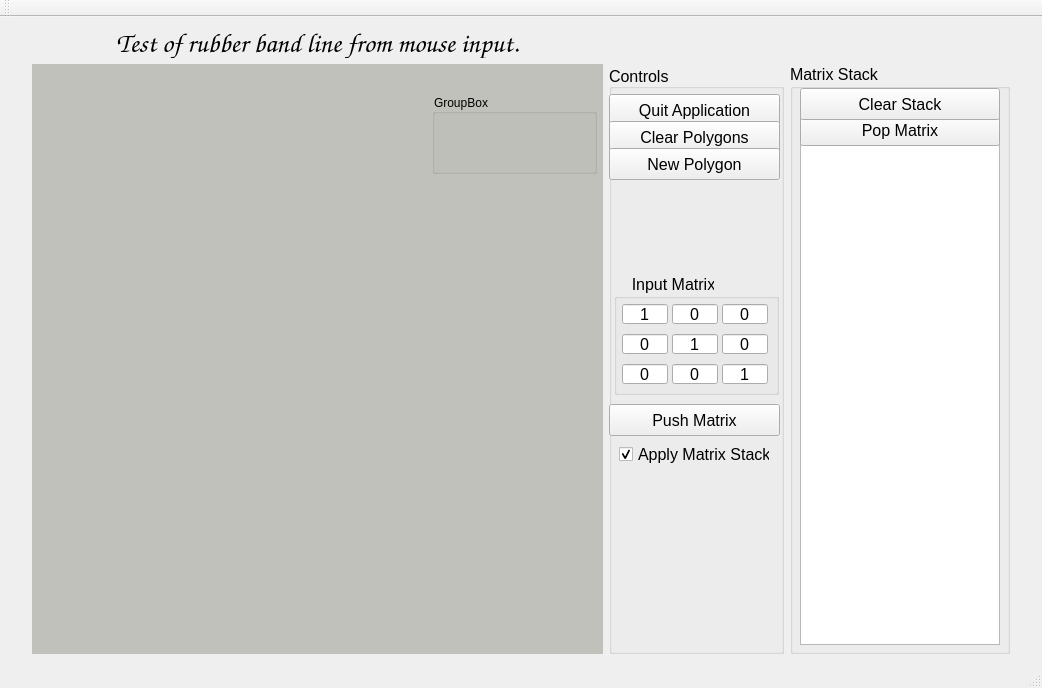
The window that mainwindow.ui (LloydMontgomery/CSC305_A1) describes before a commit, drawn with Qt 5.
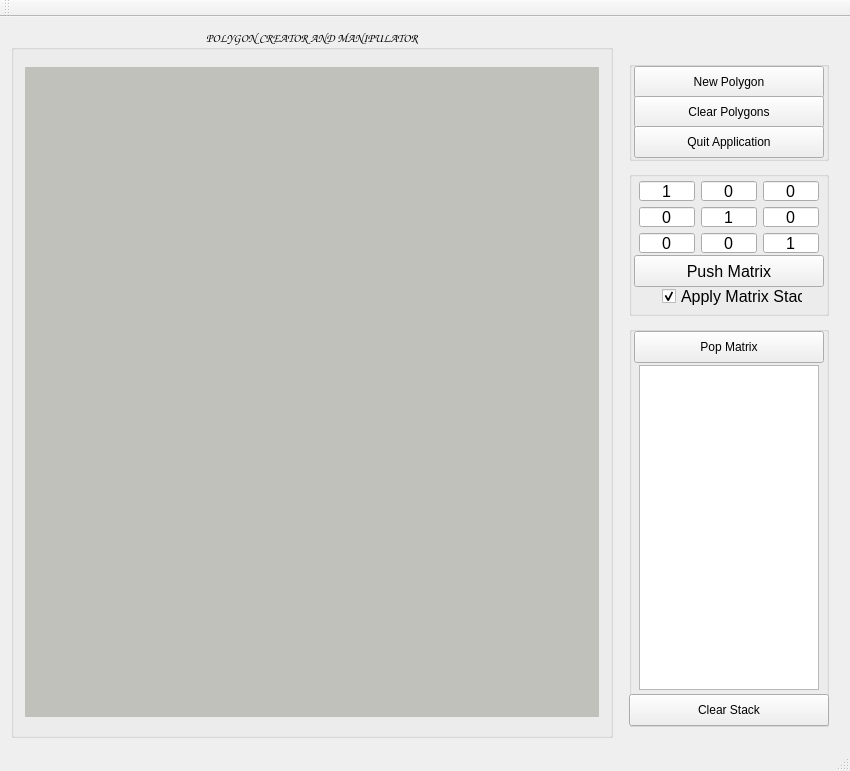
The same window after the commit. Custom widgets are drawn as their Qt base class.

Patch:
```diff
--- a/mainwindow.ui
+++ b/mainwindow.ui
@@ -6,188 +6,142 @@
    <rect>
     <x>0</x>
     <y>0</y>
-    <width>1042</width>
-    <height>688</height>
+    <width>850</width>
+    <height>771</height>
    </rect>
   </property>
   <property name="windowTitle">
    <string>MainWindow</string>
   </property>
   <widget class="QWidget" name="centralWidget">
-   <layout class="QHBoxLayout" name="horizontalLayout">
+   <layout class="QVBoxLayout" name="verticalLayout_2">
     <item>
-     <layout class="QGridLayout" name="gridLayout">
-      <item row="1" column="2">
-       <widget class="QGroupBox" name="groupBox_4">
+     <layout class="QHBoxLayout" name="horizontalLayout_2">
+      <item>
+       <widget class="QGroupBox" name="groupBox">
+        <property name="font">
+         <font>
+          <family>Zapfino</family>
+         </font>
+        </property>
+        <property name="title">
+         <string>POLYGON CREATOR AND MANIPULATOR</string>
+        </property>
+        <property name="alignment">
+         <set>Qt::AlignCenter</set>
+        </property>
+        <layout class="QHBoxLayout" name="horizontalLayout">
+         <item>
+          <widget class="BasicOpenGLView" name="oglwidget" native="true">
+           <property name="sizePolicy">
+            <sizepolicy hsizetype="Preferred" vsizetype="Preferred">
+             <horstretch>0</horstretch>
+             <verstretch>0</verstretch>
+            </sizepolicy>
+           </property>
+           <property name="maximumSize">
+            <size>
+             <width>16777215</width>
+             <height>650</height>
+            </size>
+           </property>
+           <property name="layoutDirection">
+            <enum>Qt::LeftToRight</enum>
+           </property>
+           <property name="styleSheet">
+            <string notr="true">background-color: rgb(192, 193, 186);</string>
+           </property>
+           <zorder>groupBox_4</zorder>
+          </widget>
+         </item>
+        </layout>
+       </widget>
+      </item>
+      <item>
+       <widget class="QFrame" name="frame">
+        <property name="enabled">
+         <bool>true</bool>
+        </property>
         <property name="maximumSize">
          <size>
           <width>220</width>
-          <height>590</height>
+          <height>16777215</height>
          </size>
         </property>
-        <property name="font">
-         <font>
-          <pointsize>12</pointsize>
-         </font>
+        <property name="frameShape">
+         <enum>QFrame::NoFrame</enum>
         </property>
-        <property name="title">
-         <string>Matrix Stack</string>
+        <property name="frameShadow">
+         <enum>QFrame::Raised</enum>
         </property>
-        <widget class="QTextBrowser" name="textBrowser">
-         <property name="geometry">
-          <rect>
-           <x>10</x>
-           <y>80</y>
-           <width>200</width>
-           <height>501</height>
-          </rect>
-         </property>
-         <property name="maximumSize">
-          <size>
-           <width>200</width>
-           <height>16777215</height>
-          </size>
-         </property>
-         <property name="font">
-          <font>
-           <pointsize>12</pointsize>
-          </font>
-         </property>
-         <property name="layoutDirection">
-          <enum>Qt::RightToLeft</enum>
-         </property>
-         <property name="horizontalScrollBarPolicy">
-          <enum>Qt::ScrollBarAlwaysOff</enum>
-         </property>
-        </widget>
-        <widget class="QPushButton" name="pushButton_5">
-         <property name="geometry">
-          <rect>
-           <x>10</x>
-           <y>50</y>
-           <width>200</width>
-           <height>32</height>
-          </rect>
-         </property>
-         <property name="maximumSize">
-          <size>
-           <width>16777215</width>
-           <height>16777215</height>
-          </size>
-         </property>
-         <property name="text">
-          <string>Pop Matrix</string>
-         </property>
-        </widget>
-        <widget class="QPushButton" name="pushButton_6">
-         <property name="geometry">
-          <rect>
-           <x>10</x>
-           <y>24</y>
-           <width>200</width>
-           <height>32</height>
-          </rect>
-         </property>
-         <property name="text">
-          <string>Clear Stack</string>
-         </property>
-        </widget>
-       </widget>
-      </item>
-      <item row="1" column="0">
-       <widget class="BasicOpenGLView" name="oglwidget" native="true">
-        <property name="sizePolicy">
-         <sizepolicy hsizetype="Preferred" vsizetype="Preferred">
-          <horstretch>0</horstretch>
-          <verstretch>0</verstretch>
-         </sizepolicy>
-        </property>
-        <property name="layoutDirection">
-         <enum>Qt::LeftToRight</enum>
-        </property>
-        <property name="styleSheet">
-         <string notr="true">background-color: rgb(192, 193, 186);</string>
+        <property name="lineWidth">
+         <number>1</number>
         </property>
         <widget class="QGroupBox" name="groupBox_3">
          <property name="geometry">
           <rect>
-           <x>400</x>
-           <y>30</y>
-           <width>165</width>
-           <height>80</height>
+           <x>10</x>
+           <y>33</y>
+           <width>200</width>
+           <height>100</height>
           </rect>
          </property>
          <property name="title">
-          <string>GroupBox</string>
+          <string/>
          </property>
-        </widget>
-       </widget>
-      </item>
-      <item row="1" column="1">
-       <widget class="QGroupBox" name="groupBox">
-        <property name="maximumSize">
-         <size>
-          <width>175</width>
-          <height>590</height>
-         </size>
-        </property>
-        <property name="font">
-         <font>
-          <pointsize>12</pointsize>
-         </font>
-        </property>
-        <property name="title">
-         <string>Controls</string>
-        </property>
-        <property name="alignment">
-         <set>Qt::AlignBottom|Qt::AlignLeading|Qt::AlignLeft</set>
-        </property>
-        <widget class="QPushButton" name="pushButton">
-         <property name="geometry">
-          <rect>
-           <x>0</x>
-           <y>30</y>
-           <width>171</width>
-           <height>32</height>
-          </rect>
-         </property>
-         <property name="text">
-          <string>Quit Application</string>
-         </property>
-        </widget>
-        <widget class="QPushButton" name="pushButton_2">
-         <property name="geometry">
-          <rect>
-           <x>0</x>
-           <y>57</y>
-           <width>171</width>
-           <height>32</height>
-          </rect>
-         </property>
-         <property name="text">
-          <string>Clear Polygons</string>
-         </property>
-        </widget>
-        <widget class="QPushButton" name="pushButton_3">
-         <property name="geometry">
-          <rect>
-           <x>0</x>
-           <y>84</y>
-           <width>171</width>
-           <height>32</height>
-          </rect>
-         </property>
-         <property name="text">
-          <string>New Polygon</string>
-         </property>
+         <widget class="QPushButton" name="pushButton_3">
+          <property name="geometry">
+           <rect>
+            <x>5</x>
+            <y>5</y>
+            <width>190</width>
+            <height>32</height>
+           </rect>
+          </property>
+          <property name="text">
+           <string>New Polygon</string>
+          </property>
+         </widget>
+         <widget class="QPushButton" name="pushButton_2">
+          <property name="geometry">
+           <rect>
+            <x>5</x>
+            <y>35</y>
+            <width>190</width>
+            <height>32</height>
+           </rect>
+          </property>
+          <property name="text">
+           <string>Clear Polygons</string>
+          </property>
+         </widget>
+         <widget class="QPushButton" name="pushButton">
+          <property name="geometry">
+           <rect>
+            <x>5</x>
+            <y>65</y>
+            <width>190</width>
+            <height>32</height>
+           </rect>
+          </property>
+          <property name="text">
+           <string>Quit Application</string>
+          </property>
+         </widget>
+         <zorder>pushButton_3</zorder>
+         <zorder>pushButton_2</zorder>
+         <zorder>pushButton</zorder>
+         <zorder>groupBox_2</zorder>
+         <zorder>groupBox_2</zorder>
+         <zorder>groupBox_2</zorder>
         </widget>
         <widget class="QGroupBox" name="groupBox_2">
          <property name="geometry">
           <rect>
-           <x>5</x>
-           <y>210</y>
-           <width>165</width>
-           <height>121</height>
+           <x>10</x>
+           <y>143</y>
+           <width>200</width>
+           <height>145</height>
           </rect>
          </property>
          <property name="font">
@@ -196,14 +150,14 @@
           </font>
          </property>
          <property name="title">
-          <string>    Input Matrix</string>
+          <string/>
          </property>
          <widget class="QLineEdit" name="m11">
           <property name="geometry">
            <rect>
-            <x>8</x>
-            <y>30</y>
-            <width>46</width>
+            <x>10</x>
+            <y>10</y>
+            <width>56</width>
             <height>20</height>
            </rect>
           </property>
@@ -228,9 +182,9 @@
          <widget class="QLineEdit" name="m12">
           <property name="geometry">
            <rect>
-            <x>58</x>
-            <y>30</y>
-            <width>46</width>
+            <x>72</x>
+            <y>10</y>
+            <width>56</width>
             <height>20</height>
            </rect>
           </property>
@@ -252,9 +206,9 @@
          <widget class="QLineEdit" name="m13">
           <property name="geometry">
            <rect>
-            <x>108</x>
-            <y>30</y>
-            <width>46</width>
+            <x>134</x>
+            <y>10</y>
+            <width>56</width>
             <height>20</height>
            </rect>
           </property>
@@ -276,9 +230,9 @@
          <widget class="QLineEdit" name="m21">
           <property name="geometry">
            <rect>
-            <x>8</x>
-            <y>60</y>
-            <width>46</width>
+            <x>10</x>
+            <y>36</y>
+            <width>56</width>
             <height>20</height>
            </rect>
           </property>
@@ -300,9 +254,9 @@
          <widget class="QLineEdit" name="m22">
           <property name="geometry">
            <rect>
-            <x>58</x>
-            <y>60</y>
-            <width>46</width>
+            <x>72</x>
+            <y>36</y>
+            <width>56</width>
             <height>20</height>
            </rect>
           </property>
@@ -324,9 +278,9 @@
          <widget class="QLineEdit" name="m23">
           <property name="geometry">
            <rect>
-            <x>108</x>
-            <y>60</y>
-            <width>46</width>
+            <x>134</x>
+            <y>36</y>
+            <width>56</width>
             <height>20</height>
            </rect>
           </property>
@@ -348,9 +302,9 @@
          <widget class="QLineEdit" name="m31">
           <property name="geometry">
            <rect>
-            <x>8</x>
-            <y>90</y>
-            <width>46</width>
+            <x>10</x>
+            <y>62</y>
+            <width>56</width>
             <height>20</height>
            </rect>
           </property>
@@ -372,9 +326,9 @@
          <widget class="QLineEdit" name="m32">
           <property name="geometry">
            <rect>
-            <x>58</x>
-            <y>90</y>
-            <width>46</width>
+            <x>72</x>
+            <y>62</y>
+            <width>56</width>
             <height>20</height>
            </rect>
           </property>
@@ -396,9 +350,9 @@
          <widget class="QLineEdit" name="m33">
           <property name="geometry">
            <rect>
-            <x>108</x>
-            <y>90</y>
-            <width>46</width>
+            <x>134</x>
+            <y>62</y>
+            <width>56</width>
             <height>20</height>
            </rect>
           </property>
@@ -417,64 +371,122 @@
            <set>Qt::AlignCenter</set>
           </property>
          </widget>
+         <widget class="QPushButton" name="pushButton_4">
+          <property name="geometry">
+           <rect>
+            <x>5</x>
+            <y>84</y>
+            <width>190</width>
+            <height>32</height>
+           </rect>
+          </property>
+          <property name="text">
+           <string>Push Matrix</string>
+          </property>
+         </widget>
+         <widget class="QCheckBox" name="checkBox">
+          <property name="geometry">
+           <rect>
+            <x>33</x>
+            <y>115</y>
+            <width>141</width>
+            <height>20</height>
+           </rect>
+          </property>
+          <property name="text">
+           <string>Apply Matrix Stack</string>
+          </property>
+          <property name="checked">
+           <bool>true</bool>
+          </property>
+         </widget>
         </widget>
-        <widget class="QPushButton" name="pushButton_4">
-         <property name="geometry">
-          <rect>
-           <x>0</x>
-           <y>340</y>
-           <width>171</width>
-           <height>32</height>
-          </rect>
-         </property>
-         <property name="text">
-          <string>Push Matrix</string>
-         </property>
-        </widget>
-        <widget class="QCheckBox" name="checkBox">
+        <widget class="QGroupBox" name="groupBox_5">
          <property name="geometry">
           <rect>
            <x>10</x>
-           <y>380</y>
-           <width>151</width>
-           <height>20</height>
+           <y>298</y>
+           <width>200</width>
+           <height>401</height>
           </rect>
          </property>
-         <property name="text">
-          <string>Apply Matrix Stack</string>
+         <property name="minimumSize">
+          <size>
+           <width>0</width>
+           <height>0</height>
+          </size>
          </property>
-         <property name="checked">
-          <bool>true</bool>
+         <property name="title">
+          <string/>
          </property>
+         <widget class="QTextBrowser" name="textBrowser">
+          <property name="geometry">
+           <rect>
+            <x>10</x>
+            <y>39</y>
+            <width>180</width>
+            <height>325</height>
+           </rect>
+          </property>
+          <property name="maximumSize">
+           <size>
+            <width>200</width>
+            <height>16777215</height>
+           </size>
+          </property>
+          <property name="font">
+           <font>
+            <pointsize>12</pointsize>
+           </font>
+          </property>
+          <property name="layoutDirection">
+           <enum>Qt::RightToLeft</enum>
+          </property>
+          <property name="horizontalScrollBarPolicy">
+           <enum>Qt::ScrollBarAlwaysOff</enum>
+          </property>
+         </widget>
+         <widget class="QPushButton" name="pushButton_5">
+          <property name="geometry">
+           <rect>
+            <x>5</x>
+            <y>5</y>
+            <width>190</width>
+            <height>32</height>
+           </rect>
+          </property>
+          <property name="maximumSize">
+           <size>
+            <width>16777215</width>
+            <height>16777215</height>
+           </size>
+          </property>
+          <property name="text">
+           <string>Pop Matrix</string>
+          </property>
+         </widget>
+         <widget class="QPushButton" name="pushButton_6">
+          <property name="geometry">
+           <rect>
+            <x>0</x>
+            <y>368</y>
+            <width>200</width>
+            <height>32</height>
+           </rect>
+          </property>
+          <property name="text">
+           <string>Clear Stack</string>
+          </property>
+         </widget>
+         <zorder>textBrowser</zorder>
+         <zorder>textBrowser</zorder>
+         <zorder>pushButton_5</zorder>
+         <zorder>pushButton_6</zorder>
         </widget>
-       </widget>
-      </item>
-      <item row="0" column="0">
-       <widget class="QLabel" name="label">
-        <property name="maximumSize">
-         <size>
-          <width>571</width>
-          <height>30</height>
-         </size>
-        </property>
-        <property name="font">
-         <font>
-          <family>Zapfino</family>
-          <pointsize>20</pointsize>
-          <weight>50</weight>
-          <italic>true</italic>
-          <bold>false</bold>
-         </font>
-        </property>
-        <property name="styleSheet">
-         <string notr="true">font: italic 20pt &quot;Zapfino&quot;;</string>
-        </property>
-        <property name="text">
-         <string>Test of rubber band line from mouse input.</string>
-        </property>
-        <property name="alignment">
-         <set>Qt::AlignCenter</set>
-        </property>
+        <zorder>pushButton</zorder>
+        <zorder>groupBox_3</zorder>
+        <zorder>groupBox_2</zorder>
+        <zorder>groupBox_5</zorder>
        </widget>
       </item>
      </layout>
```
Left out of the diff: 56 changed lines with no effect on the pictures.
